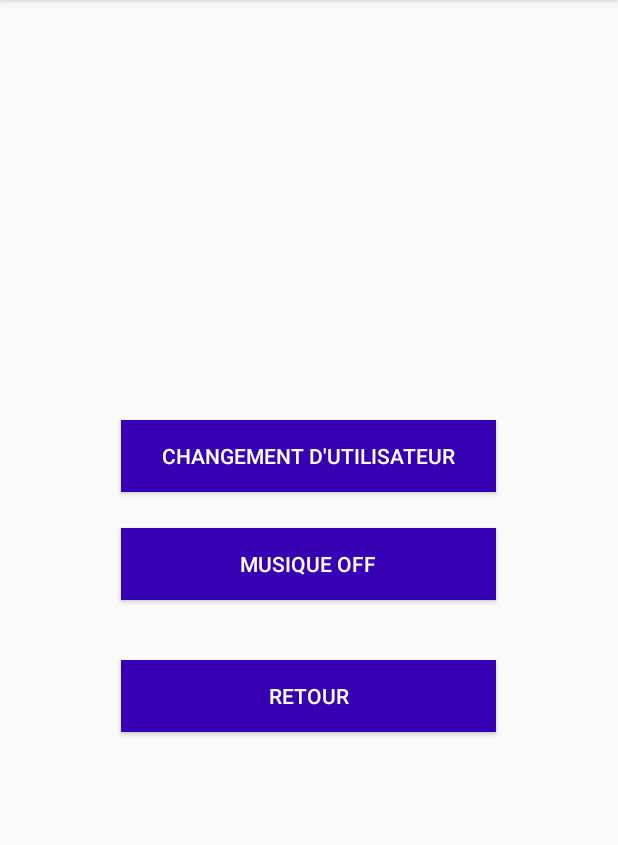
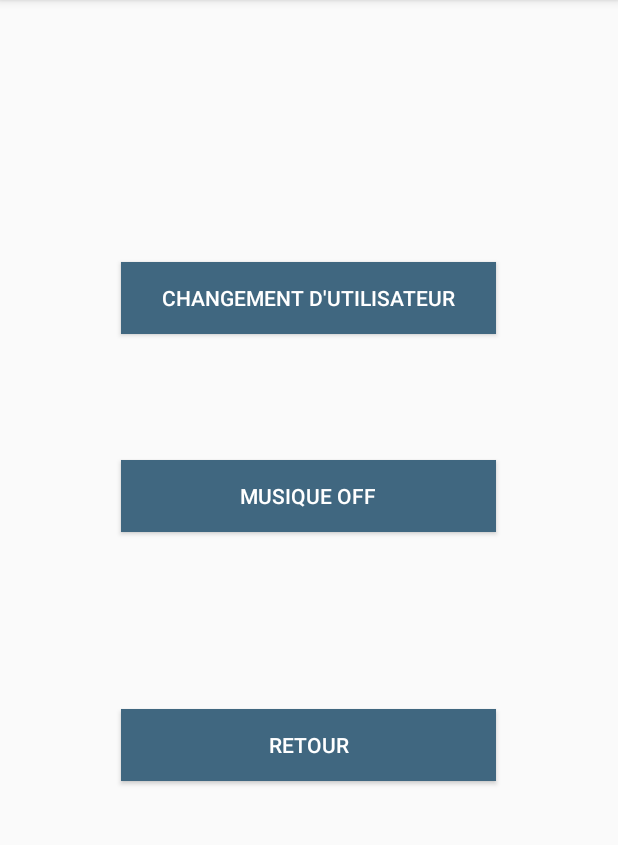
Before and after one commit to Thomas-LEPINE/MinesweeperAndroid, an Android app: the Settings screen opened directly, with no data from a screen before it, on a phone screen of 412 x 824 dp, the part 84-929 px from its top. Run offline under Robolectric (Android 15) with nearby library versions, the phone set to English and light mode, and no system bars; 1 statement that could not run was skipped.

Commit message:
merge master

```diff
--- a/app/src/main/java/com/example/minesweeper/Settings.java
+++ b/app/src/main/java/com/example/minesweeper/Settings.java
@@ -58,7 +58,6 @@ public class Settings extends AppCompatActivity {
         if(musicIsOn)
         {
             unbindService(mServiceCon);
-
         }
     }
 
--- a/app/src/main/res/layout/activity_settings.xml
+++ b/app/src/main/res/layout/activity_settings.xml
@@ -6,34 +6,49 @@
     android:layout_height="match_parent"
     tools:context=".Settings">
 
-    <LinearLayout
-        android:layout_width="match_parent"
-        android:layout_height="match_parent"
-        android:gravity="center"
-        android:orientation="vertical">
+    <Button
+        android:id="@+id/btnSettingsBackMenu"
+        android:layout_width="250dp"
+        android:layout_height="wrap_content"
+        android:layout_marginBottom="50dp"
+        android:background="@color/blueDeepWater"
+        android:text="Retour"
+        android:textColor="@color/white"
+        app:layout_constraintBottom_toBottomOf="parent"
+        app:layout_constraintEnd_toEndOf="parent"
+        app:layout_constraintHorizontal_bias="0.496"
+        app:layout_constraintStart_toStartOf="parent"
+        app:layout_constraintTop_toBottomOf="@+id/btnOnOffMusic"
+        app:layout_constraintVertical_bias="0.375" />
 
-        <Button
-            android:id="@+id/btnChangeUsername"
-            android:layout_width="250dp"
-            android:layout_height="wrap_content"
-            android:text="Changement d'utilisateur"
-            android:background="@color/colorPrimaryDark"
-            android:textColor="@color/white"/>
-        <Button
-            android:id="@+id/btnOnOffMusic"
-            android:layout_width="250dp"
-            android:layout_marginTop="24dp"
-            android:layout_height="wrap_content"
-            android:text="Musique OFF"
-            android:background="@color/colorPrimaryDark"
-            android:textColor="@color/white"/>
-        <Button
-            android:id="@+id/btnSettingsBackMenu"
-            android:layout_width="250dp"
-            android:layout_height="wrap_content"
-            android:text="Retour"
-            android:layout_marginTop="40dp"
-            android:background="@color/colorPrimaryDark"
-            android:textColor="@color/white"/>
-    </LinearLayout>
+    <Button
+        android:id="@+id/btnOnOffMusic"
+        android:layout_width="250dp"
+        android:layout_height="48dp"
+        android:layout_marginTop="50dp"
+        android:background="@color/blueDeepWater"
+        android:text="Musique OFF"
+        android:textColor="@color/white"
+        app:layout_constraintBottom_toBottomOf="parent"
+        app:layout_constraintEnd_toEndOf="parent"
+        app:layout_constraintHorizontal_bias="0.496"
+        app:layout_constraintStart_toStartOf="parent"
+        app:layout_constraintTop_toBottomOf="@+id/btnChangeUsername"
+        app:layout_constraintVertical_bias="0.076" />
+
+    <Button
+        android:id="@+id/btnChangeUsername"
+        android:layout_width="250dp"
+        android:layout_height="wrap_content"
+        android:layout_marginTop="50dp"
+        android:background="@color/blueDeepWater"
+        android:text="Changement d'utilisateur"
+        android:textColor="@color/white"
+        app:layout_constraintBottom_toBottomOf="parent"
+        app:layout_constraintEnd_toEndOf="parent"
+        app:layout_constraintHorizontal_bias="0.496"
+        app:layout_constraintStart_toStartOf="parent"
+        app:layout_constraintTop_toTopOf="parent"
+        app:layout_constraintVertical_bias="0.186" />
+
 </androidx.constraintlayout.widget.ConstraintLayout>
--- a/app/src/main/res/values/colors.xml
+++ b/app/src/main/res/values/colors.xml
@@ -7,4 +7,10 @@
     <color name="black">#000000</color>
     <color name="white">#FFFFFF</color>
     <color name="orange">#fb5400</color>
+    <!-- Palette de couleurs de l'application : -->
+    <color name="blueWater">#7AADCC</color>
+    <color name="blueDeepWater">#406780</color>
+    <color name="graySiver">#CCCCCC</color>
+    <color name="grayBomb">#455A64</color>
+    <color name="redExplosion">#FF6666</color>
 </resources>
```
Also changed, not shown: app/src/main/res/layout/activity_main.xml (+23 -5 lines).
